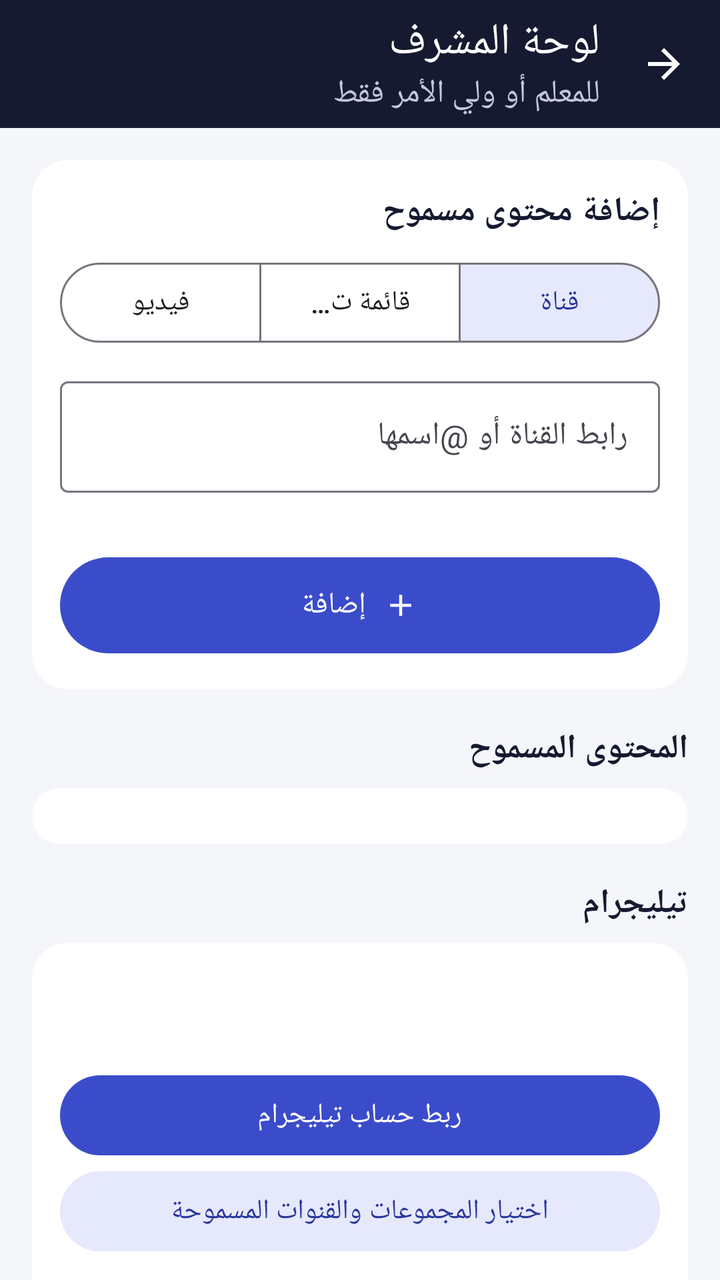
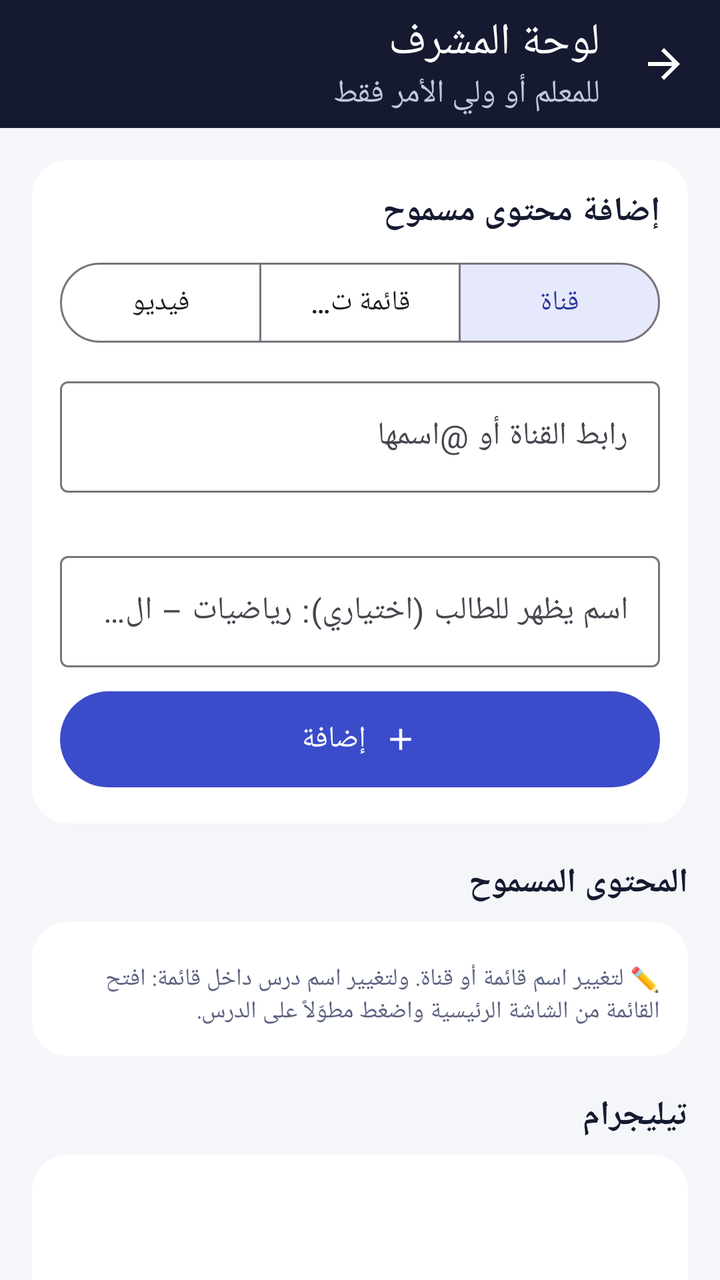

An Android layout rendered at two revisions. The XML below is the earlier revision; the diff shows what the commit changed to produce the second picture.
<!-- AndroidManifest.xml: application theme Theme.EduTube -->
<!-- res/layout/activity_admin.xml -->
<?xml version="1.0" encoding="utf-8"?>
<LinearLayout xmlns:android="http://schemas.android.com/apk/res/android"
    xmlns:app="http://schemas.android.com/apk/res-auto"
    android:layout_width="match_parent"
    android:layout_height="match_parent"
    android:background="@color/bg"
    android:layoutDirection="rtl"
    android:orientation="vertical">

    <com.google.android.material.appbar.MaterialToolbar
        android:id="@+id/toolbar"
        android:layout_width="match_parent"
        android:layout_height="?attr/actionBarSize"
        android:background="@color/ink"
        app:navigationIcon="@drawable/ic_back"
        app:navigationIconTint="@color/white"
        app:subtitle="للمعلم أو ولي الأمر فقط"
        app:subtitleTextColor="#C3C7DB"
        app:title="لوحة المشرف"
        app:titleTextColor="@color/white" />

    <androidx.core.widget.NestedScrollView
        android:layout_width="match_parent"
        android:layout_height="0dp"
        android:layout_weight="1">

        <LinearLayout
            android:layout_width="match_parent"
            android:layout_height="wrap_content"
            android:orientation="vertical"
            android:padding="16dp">

            
            <LinearLayout
                style="@style/CardBox"
                android:layout_width="match_parent"
                android:layout_height="wrap_content">

                <TextView
                    style="@style/SectionTitle"
                    android:layout_width="wrap_content"
                    android:layout_height="wrap_content"
                    android:text="إضافة محتوى مسموح" />

                <com.google.android.material.button.MaterialButtonToggleGroup
                    android:id="@+id/typeGroup"
                    android:layout_width="match_parent"
                    android:layout_height="wrap_content"
                    android:layout_marginTop="10dp"
                    app:checkedButton="@+id/typeChannel"
                    app:selectionRequired="true"
                    app:singleSelection="true">

                    <com.google.android.material.button.MaterialButton
                        android:id="@+id/typeChannel"
                        style="?attr/materialButtonOutlinedStyle"
                        android:layout_width="0dp"
                        android:layout_height="wrap_content"
                        android:layout_weight="1"
                        android:text="قناة" />

                    <com.google.android.material.button.MaterialButton
                        android:id="@+id/typePlaylist"
                        style="?attr/materialButtonOutlinedStyle"
                        android:layout_width="0dp"
                        android:layout_height="wrap_content"
                        android:layout_weight="1"
                        android:text="قائمة تشغيل" />

                    <com.google.android.material.button.MaterialButton
                        android:id="@+id/typeVideo"
                        style="?attr/materialButtonOutlinedStyle"
                        android:layout_width="0dp"
                        android:layout_height="wrap_content"
                        android:layout_weight="1"
                        android:text="فيديو" />
                </com.google.android.material.button.MaterialButtonToggleGroup>

                <com.google.android.material.textfield.TextInputLayout
                    android:id="@+id/inputLayout"
                    style="@style/Widget.Material3.TextInputLayout.OutlinedBox"
                    android:layout_width="match_parent"
                    android:layout_height="wrap_content"
                    android:layout_marginTop="10dp"
                    android:hint="رابط القناة أو @اسمها">

                    <com.google.android.material.textfield.TextInputEditText
                        android:id="@+id/input"
                        android:layout_width="match_parent"
                        android:layout_height="wrap_content"
                        android:inputType="textUri"
                        android:maxLines="1" />
                </com.google.android.material.textfield.TextInputLayout>

                <TextView
                    android:id="@+id/inputHelp"
                    android:layout_width="match_parent"
                    android:layout_height="wrap_content"
                    android:layout_marginTop="4dp"
                    android:textColor="@color/muted"
                    android:textSize="12sp" />

                <com.google.android.material.button.MaterialButton
                    android:id="@+id/btnAdd"
                    android:layout_width="match_parent"
                    android:layout_height="56dp"
                    android:layout_marginTop="8dp"
                    android:text="إضافة"
                    android:textSize="15sp"
                    app:icon="@drawable/ic_add"
                    app:iconGravity="textStart" />

                <com.google.android.material.progressindicator.LinearProgressIndicator
                    android:id="@+id/addProgress"
                    android:layout_width="match_parent"
                    android:layout_height="wrap_content"
                    android:layout_marginTop="6dp"
                    android:indeterminate="true"
                    android:visibility="gone" />
            </LinearLayout>

            
            <TextView
                android:id="@+id/sourcesTitle"
                style="@style/SectionTitle"
                android:layout_width="wrap_content"
                android:layout_height="wrap_content"
                android:layout_marginTop="18dp"
                android:layout_marginBottom="8dp"
                android:text="المحتوى المسموح" />

            <LinearLayout
                style="@style/CardBox"
                android:layout_width="match_parent"
                android:layout_height="wrap_content"
                android:paddingTop="6dp"
                android:paddingBottom="6dp">

                <androidx.recyclerview.widget.RecyclerView
                    android:id="@+id/adminSources"
                    android:layout_width="match_parent"
                    android:layout_height="wrap_content" />

                <TextView
                    android:id="@+id/adminEmpty"
                    android:layout_width="match_parent"
                    android:layout_height="wrap_content"
                    android:padding="12dp"
                    android:text="لم تُضف أي قناة بعد."
                    android:textColor="@color/muted"
                    android:visibility="gone" />
            </LinearLayout>

            
            <TextView
                style="@style/SectionTitle"
                android:layout_width="wrap_content"
                android:layout_height="wrap_content"
                android:layout_marginTop="18dp"
                android:layout_marginBottom="8dp"
                android:text="تيليجرام" />

            <LinearLayout
                style="@style/CardBox"
                android:layout_width="match_parent"
                android:layout_height="wrap_content">

                <TextView
                    android:id="@+id/tgStatus"
                    android:layout_width="match_parent"
                    android:layout_height="wrap_content"
                    android:textColor="@color/ink"
                    android:textSize="14sp"
                    android:textStyle="bold" />

                <TextView
                    android:id="@+id/tgAllowed"
                    android:layout_width="match_parent"
                    android:layout_height="wrap_content"
                    android:layout_marginTop="2dp"
                    android:textColor="@color/muted"
                    android:textSize="12.5sp" />

                <com.google.android.material.button.MaterialButton
                    android:id="@+id/btnTgLogin"
                    android:layout_width="match_parent"
                    android:layout_height="wrap_content"
                    android:layout_marginTop="10dp"
                    android:text="ربط حساب تيليجرام" />

                <com.google.android.material.button.MaterialButton
                    android:id="@+id/btnTgPick"
                    style="@style/Widget.Material3.Button.TonalButton"
                    android:layout_width="match_parent"
                    android:layout_height="wrap_content"
                    android:text="اختيار المجموعات والقنوات المسموحة" />

                <com.google.android.material.button.MaterialButton
                    android:id="@+id/btnTgLogout"
                    style="@style/Widget.Material3.Button.TextButton"
                    android:layout_width="match_parent"
                    android:layout_height="wrap_content"
                    android:text="إلغاء ربط الحساب"
                    android:textColor="@color/danger" />

                <TextView
                    android:layout_width="match_parent"
                    android:layout_height="wrap_content"
                    android:layout_marginTop="8dp"
                    android:text="مفاتيح تيليجرام (مجانية من my.telegram.org ← API development tools)"
                    android:textColor="@color/muted"
                    android:textSize="12sp" />

                <LinearLayout
                    android:layout_width="match_parent"
                    android:layout_height="wrap_content"
                    android:layout_marginTop="6dp"
                    android:orientation="horizontal">

                    <com.google.android.material.textfield.TextInputLayout
                        style="@style/Widget.Material3.TextInputLayout.OutlinedBox.Dense"
                        android:layout_width="0dp"
                        android:layout_height="wrap_content"
                        android:layout_weight="1"
                        android:hint="api_id">

                        <com.google.android.material.textfield.TextInputEditText
                            android:id="@+id/tgApiId"
                            android:layout_width="match_parent"
                            android:layout_height="wrap_content"
                            android:inputType="number"
                            android:maxLines="1" />
                    </com.google.android.material.textfield.TextInputLayout>

                    <com.google.android.material.textfield.TextInputLayout
                        style="@style/Widget.Material3.TextInputLayout.OutlinedBox.Dense"
                        android:layout_width="0dp"
                        android:layout_height="wrap_content"
                        android:layout_marginStart="8dp"
                        android:layout_weight="2"
                        android:hint="api_hash"
                        app:endIconMode="password_toggle">

                        <com.google.android.material.textfield.TextInputEditText
                            android:id="@+id/tgApiHash"
                            android:layout_width="match_parent"
                            android:layout_height="wrap_content"
                            android:inputType="textPassword"
                            android:maxLines="1" />
                    </com.google.android.material.textfield.TextInputLayout>
                </LinearLayout>

                <com.google.android.material.button.MaterialButton
                    android:id="@+id/btnTgSaveKeys"
                    style="@style/Widget.Material3.Button.OutlinedButton"
                    android:layout_width="match_parent"
                    android:layout_height="wrap_content"
                    android:layout_marginTop="6dp"
                    android:text="حفظ مفاتيح تيليجرام" />
            </LinearLayout>

            
            <TextView
                style="@style/SectionTitle"
                android:layout_width="wrap_content"
                android:layout_height="wrap_content"
                android:layout_marginTop="18dp"
                android:layout_marginBottom="8dp"
                android:text="اختصارات مجموعات واتساب" />

            <LinearLayout
                style="@style/CardBox"
                android:layout_width="match_parent"
                android:layout_height="wrap_content">

                <com.google.android.material.textfield.TextInputLayout
                    style="@style/Widget.Material3.TextInputLayout.OutlinedBox.Dense"
                    android:layout_width="match_parent"
                    android:layout_height="wrap_content"
                    android:hint="اسم يظهر للطالب: مجموعة أستاذ الإنكليزي">

                    <com.google.android.material.textfield.TextInputEditText
                        android:id="@+id/waName"
                        android:layout_width="match_parent"
                        android:layout_height="wrap_content"
                        android:inputType="text"
                        android:maxLines="1" />
                </com.google.android.material.textfield.TextInputLayout>

                <com.google.android.material.textfield.TextInputLayout
                    style="@style/Widget.Material3.TextInputLayout.OutlinedBox.Dense"
                    android:layout_width="match_parent"
                    android:layout_height="wrap_content"
                    android:layout_marginTop="6dp"
                    android:hint="رابط دعوة المجموعة: chat.whatsapp.com/...">

                    <com.google.android.material.textfield.TextInputEditText
                        android:id="@+id/waLink"
                        android:layout_width="match_parent"
                        android:layout_height="wrap_content"
                        android:inputType="textUri"
                        android:maxLines="1" />
                </com.google.android.material.textfield.TextInputLayout>

                <com.google.android.material.button.MaterialButton
                    android:id="@+id/btnWaAdd"
                    android:layout_width="match_parent"
                    android:layout_height="wrap_content"
                    android:layout_marginTop="6dp"
                    android:backgroundTint="#167A43"
                    android:text="إضافة الاختصار" />

                <LinearLayout
                    android:id="@+id/waList"
                    android:layout_width="match_parent"
                    android:layout_height="wrap_content"
                    android:orientation="vertical" />
            </LinearLayout>

            
            <LinearLayout
                android:layout_width="match_parent"
                android:layout_height="wrap_content"
                android:layout_marginTop="18dp"
                android:layout_marginBottom="8dp"
                android:gravity="center_vertical"
                android:orientation="horizontal">

                <TextView
                    android:id="@+id/statsTitle"
                    style="@style/SectionTitle"
                    android:layout_width="0dp"
                    android:layout_height="wrap_content"
                    android:layout_weight="1"
                    android:text="المشاهدات عبر التطبيق" />

                <com.google.android.material.button.MaterialButton
                    android:id="@+id/btnResetStats"
                    style="@style/Widget.Material3.Button.TextButton"
                    android:layout_width="wrap_content"
                    android:layout_height="wrap_content"
                    android:text="تصفير"
                    android:textColor="@color/danger" />
            </LinearLayout>

            <LinearLayout
                android:id="@+id/statsBox"
                style="@style/CardBox"
                android:layout_width="match_parent"
                android:layout_height="wrap_content"
                android:paddingTop="6dp"
                android:paddingBottom="6dp" />

            
            <TextView
                style="@style/SectionTitle"
                android:layout_width="wrap_content"
                android:layout_height="wrap_content"
                android:layout_marginTop="18dp"
                android:layout_marginBottom="8dp"
                android:text="الإعدادات" />

            <LinearLayout
                style="@style/CardBox"
                android:layout_width="match_parent"
                android:layout_height="wrap_content"
                android:paddingTop="4dp"
                android:paddingBottom="4dp">

                <com.google.android.material.materialswitch.MaterialSwitch
                    android:id="@+id/switchLock"
                    android:layout_width="match_parent"
                    android:layout_height="wrap_content"
                    android:minHeight="52dp"
                    android:text="قفل الشاشة داخل التطبيق (منع الخروج)"
                    android:textSize="14sp" />

                <com.google.android.material.materialswitch.MaterialSwitch
                    android:id="@+id/switchPinExit"
                    android:layout_width="match_parent"
                    android:layout_height="wrap_content"
                    android:minHeight="52dp"
                    android:text="طلب رمز PIN عند الخروج"
                    android:textSize="14sp" />

                <com.google.android.material.materialswitch.MaterialSwitch
                    android:id="@+id/switchShorts"
                    android:layout_width="match_parent"
                    android:layout_height="wrap_content"
                    android:minHeight="52dp"
                    android:text="إخفاء فيديوهات Shorts من القنوات"
                    android:textSize="14sp" />

                <com.google.android.material.button.MaterialButton
                    android:id="@+id/btnChangePin"
                    style="@style/Widget.Material3.Button.OutlinedButton"
                    android:layout_width="match_parent"
                    android:layout_height="wrap_content"
                    android:layout_marginTop="6dp"
                    android:layout_marginBottom="8dp"
                    android:text="تغيير رمز PIN" />
            </LinearLayout>

            
            <TextView
                style="@style/SectionTitle"
                android:layout_width="wrap_content"
                android:layout_height="wrap_content"
                android:layout_marginTop="18dp"
                android:layout_marginBottom="4dp"
                android:text="مفتاح YouTube API (اختياري)" />

            <TextView
                android:layout_width="match_parent"
                android:layout_height="wrap_content"
                android:layout_marginBottom="8dp"
                android:text="بدون مفتاح يعرض التطبيق آخر 15 فيديو من كل قناة أو قائمة. مع المفتاح يعرض كل الفيديوهات (حتى 500)."
                android:textColor="@color/muted"
                android:textSize="12.5sp" />

            <LinearLayout
                style="@style/CardBox"
                android:layout_width="match_parent"
                android:layout_height="wrap_content">

                <com.google.android.material.textfield.TextInputLayout
                    style="@style/Widget.Material3.TextInputLayout.OutlinedBox"
                    android:layout_width="match_parent"
                    android:layout_height="wrap_content"
                    android:hint="AIza..."
                    app:endIconMode="password_toggle">

                    <com.google.android.material.textfield.TextInputEditText
                        android:id="@+id/apiKey"
                        android:layout_width="match_parent"
                        android:layout_height="wrap_content"
                        android:inputType="textPassword"
                        android:maxLines="1" />
                </com.google.android.material.textfield.TextInputLayout>

                <com.google.android.material.button.MaterialButton
                    android:id="@+id/btnSaveKey"
                    style="@style/Widget.Material3.Button.TonalButton"
                    android:layout_width="match_parent"
                    android:layout_height="wrap_content"
                    android:layout_marginTop="8dp"
                    android:text="حفظ المفتاح" />
            </LinearLayout>
        </LinearLayout>
    </androidx.core.widget.NestedScrollView>
</LinearLayout>
<!-- resources referenced by this layout -->
<resources>
  <color name="bg">#F5F6FA</color>
  <color name="danger">#B42318</color>
  <color name="ink">#151A30</color>
  <color name="muted">#5C6280</color>
  <color name="white">#FFFFFF</color>
  <!-- drawable ic_add (drawable) -->
  <?xml version="1.0" encoding="utf-8"?>
  <vector xmlns:android="http://schemas.android.com/apk/res/android" android:width="24dp" android:height="24dp" android:viewportWidth="24" android:viewportHeight="24">
      <path android:fillColor="#FF000000" android:pathData="M19,13h-6v6h-2v-6H5v-2h6V5h2v6h6v2z"/>
  </vector>
  <!-- drawable ic_back (drawable) -->
  <?xml version="1.0" encoding="utf-8"?>
  <vector xmlns:android="http://schemas.android.com/apk/res/android" android:width="24dp" android:height="24dp" android:viewportWidth="24" android:viewportHeight="24" android:autoMirrored="true">
      <path android:fillColor="#FF000000" android:pathData="M20,11H7.83l5.59,-5.59L12,4l-8,8 8,8 1.41,-1.41L7.83,13H20v-2z"/>
  </vector>
  <style name="CardBox">
          <item name="android:background">@drawable/bg_card</item>
          <item name="android:padding">14dp</item>
          <item name="android:orientation">vertical</item>
      </style>
  <style name="SectionTitle">
          <item name="android:textSize">17sp</item>
          <item name="android:textStyle">bold</item>
          <item name="android:textColor">@color/ink</item>
      </style>
  <style name="Theme.EduTube" parent="Theme.Material3.Light.NoActionBar">
          <item name="colorPrimary">@color/primary</item>
          <item name="colorOnPrimary">@color/white</item>
          <item name="colorPrimaryContainer">@color/primary_soft</item>
          <item name="colorOnPrimaryContainer">@color/primary_dark</item>
          <item name="colorSecondary">@color/accent</item>
          <item name="colorSecondaryContainer">@color/primary_soft</item>
          <item name="colorOnSecondaryContainer">@color/primary_dark</item>
          <item name="android:colorBackground">@color/bg</item>
          <item name="android:windowBackground">@color/bg</item>
          <item name="android:statusBarColor">@color/primary</item>
          <item name="android:navigationBarColor">@color/white</item>
      </style>
  <!-- drawable bg_card (drawable) -->
  <?xml version="1.0" encoding="utf-8"?>
  <shape xmlns:android="http://schemas.android.com/apk/res/android" android:shape="rectangle">
      <solid android:color="@color/white"/>
      <corners android:radius="18dp"/>
  </shape>
  <color name="primary">#3B4CCA</color>
  <color name="primary_soft">#E6E9FB</color>
  <color name="primary_dark">#2A379A</color>
  <color name="accent">#F59E0B</color>
</resources>

<!-- the commit's change to res/layout/activity_admin.xml (unified diff, before → after) -->
@@ -100,6 +100,21 @@
                     android:textColor="@color/muted"
                     android:textSize="12sp" />
 
+                <com.google.android.material.textfield.TextInputLayout
+                    style="@style/Widget.Material3.TextInputLayout.OutlinedBox"
+                    android:layout_width="match_parent"
+                    android:layout_height="wrap_content"
+                    android:layout_marginTop="6dp"
+                    android:hint="اسم يظهر للطالب (اختياري): رياضيات – الفصل الأول">
+
+                    <com.google.android.material.textfield.TextInputEditText
+                        android:id="@+id/customName"
+                        android:layout_width="match_parent"
+                        android:layout_height="wrap_content"
+                        android:inputType="text"
+                        android:maxLines="1" />
+                </com.google.android.material.textfield.TextInputLayout>
+
                 <com.google.android.material.button.MaterialButton
                     android:id="@+id/btnAdd"
                     android:layout_width="match_parent"
@@ -140,6 +155,14 @@
                     android:id="@+id/adminSources"
                     android:layout_width="match_parent"
                     android:layout_height="wrap_content" />
+
+                <TextView
+                    android:layout_width="match_parent"
+                    android:layout_height="wrap_content"
+                    android:paddingTop="6dp"
+                    android:text="✏️ لتغيير اسم قائمة أو قناة. ولتغيير اسم درس داخل قائمة: افتح القائمة من الشاشة الرئيسية واضغط مطوّلاً على الدرس."
+                    android:textColor="@color/muted"
+                    android:textSize="12sp" />
 
                 <TextView
                     android:id="@+id/adminEmpty"
